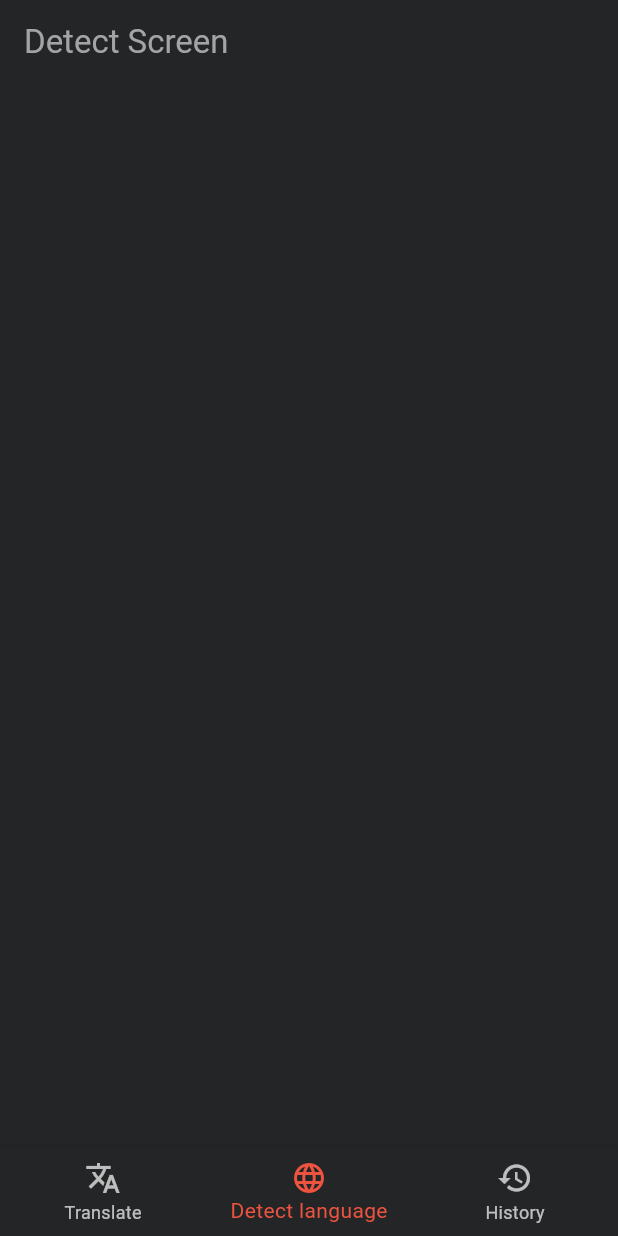
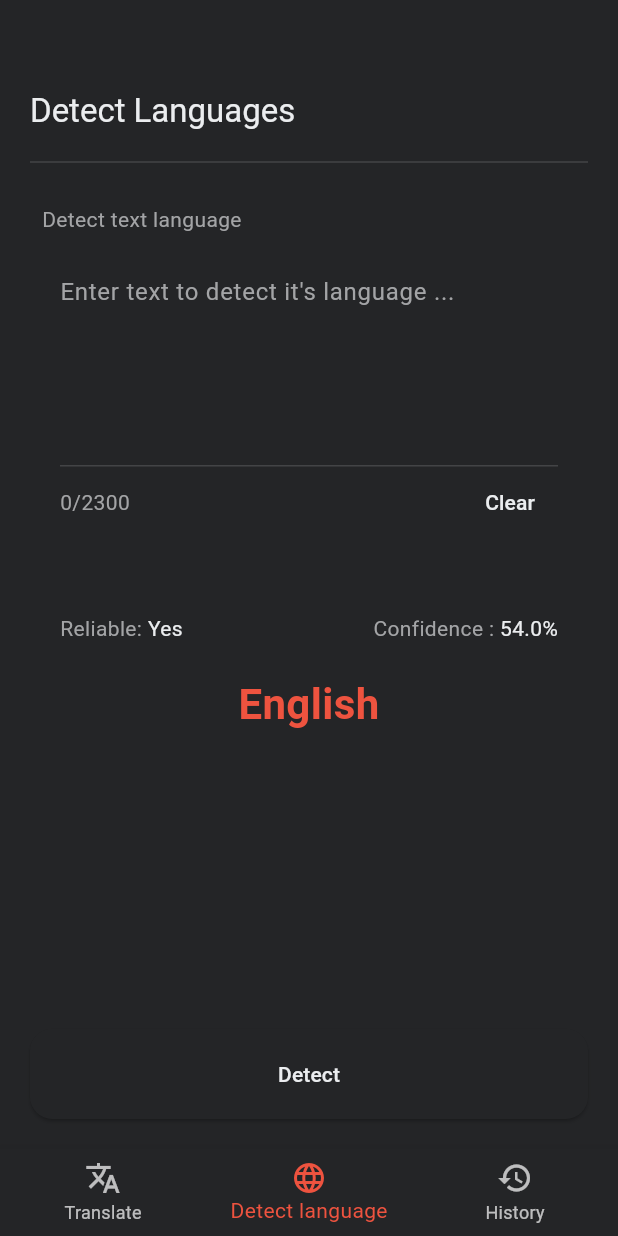
Before and after one commit to thisisprabhat/translator, a Flutter app: the screen it shows after launch, item 2 of the bottom bar chosen, on a phone screen of 412 x 824 dp. Run offline on Flutter 3.47's test engine with Material 2 defaults, Android fonts, the phone set to English and light mode, and no system bars.

Commit message:
Detect language screen ui created

```diff
--- a/lib/core/config/app_themes.dart
+++ b/lib/core/config/app_themes.dart
@@ -1,4 +1,5 @@
 import 'package:flutter/material.dart';
+import 'package:translator_app/core/constant/styles.dart';
 
 class AppTheme {
   static ThemeData darkTheme = ThemeData(
@@ -17,6 +18,12 @@ class AppTheme {
       outline: Color(0XFF434446),
       error: Colors.red,
       onError: Colors.white,
+    ),
+    elevatedButtonTheme: ElevatedButtonThemeData(
+      style: ElevatedButton.styleFrom(
+        shape: RoundedRectangleBorder(borderRadius: borderRadiusDefault),
+        padding: const EdgeInsets.all(paddingDefault),
+      ),
     ),
   );
 
--- /dev/null
+++ b/lib/presentation/screens/detect_screen/components/detected_language_card.dart
@@ -0,0 +1,62 @@
+import 'package:flutter/material.dart';
+
+import '../../../../core/constant/styles.dart';
+import '../../../widgets/custom_card.dart';
+
+class DetectedLanguageCard extends StatelessWidget {
+  const DetectedLanguageCard({
+    super.key,
+    this.language,
+    this.confidencePercentage,
+    this.reliable = false,
+  });
+  final bool reliable;
+  final double? confidencePercentage;
+  final String? language;
+
+  @override
+  Widget build(BuildContext context) {
+    final colorScheme = Theme.of(context).colorScheme;
+    return CustomCard(
+      child: Column(
+        children: [
+          Row(
+            mainAxisAlignment: MainAxisAlignment.spaceBetween,
+            children: [
+              Row(
+                children: [
+                  const Text('Reliable: '),
+                  Text(
+                    reliable ? 'Yes' : 'No',
+                    style: TextStyle(color: colorScheme.onBackground),
+                  ),
+                ],
+              ),
+              Row(
+                children: [
+                  const Text('Confidence : '),
+                  Text(
+                    '$confidencePercentage%',
+                    style: TextStyle(color: colorScheme.onBackground),
+                  ),
+                ],
+              ),
+            ],
+          ),
+          Padding(
+            padding: const EdgeInsets.all(paddingDefault),
+            child: Text(
+              language ?? '',
+              textAlign: TextAlign.center,
+              style: TextStyle(
+                color: colorScheme.secondary,
+                fontSize: 28,
+                fontWeight: FontWeight.bold,
+              ),
+            ),
+          )
+        ],
+      ),
+    );
+  }
+}
--- a/lib/presentation/screens/detect_screen/detect_language_screen.dart
+++ b/lib/presentation/screens/detect_screen/detect_language_screen.dart
@@ -1,12 +1,68 @@
 import 'package:flutter/material.dart';
+
+import '/core/constant/styles.dart';
+import '/presentation/widgets/translator_text_box.dart';
+import '/presentation/screens/detect_screen/components/detected_language_card.dart';
 
 class DetectScreen extends StatelessWidget {
   const DetectScreen({super.key});
 
   @override
   Widget build(BuildContext context) {
+    final colorScheme = Theme.of(context).colorScheme;
+    final textTheme = Theme.of(context).textTheme;
     return Scaffold(
-      appBar: AppBar(title: Text("Detect Screen")),
+      body: SafeArea(
+        child: Padding(
+          padding: const EdgeInsets.only(
+            top: paddingDefault * 3,
+            left: paddingDefault,
+            right: paddingDefault,
+            bottom: paddingDefault,
+          ),
+          child: Stack(
+            children: [
+              ListView(
+                children: [
+                  Text(
+                    "Detect Languages",
+                    style: textTheme.titleLarge
+                        ?.copyWith(color: colorScheme.onBackground),
+                  ),
+                  Divider(
+                    color: colorScheme.outline,
+                    height: paddingDefault * 2,
+                  ),
+                  TranslatorTextBox(
+                    title: "Detect text language",
+                    hintText: 'Enter text to detect it\'s language ...',
+                    controller: TextEditingController(),
+                    onClearTap: () {},
+                    onChanged: (val) {},
+                  ),
+                  const SizedBox(height: paddingDefault),
+                  const DetectedLanguageCard(
+                    language: 'English',
+                    confidencePercentage: 54,
+                    reliable: true,
+                  ),
+                  const Spacer(),
+                ],
+              ),
+              Align(
+                alignment: Alignment.bottomCenter,
+                child: ConstrainedBox(
+                  constraints: const BoxConstraints(minWidth: double.maxFinite),
+                  child: ElevatedButton(
+                    onPressed: () {},
+                    child: const Text("Detect"),
+                  ),
+                ),
+              ),
+            ],
+          ),
+        ),
+      ),
     );
   }
 }
--- a/lib/presentation/screens/translate_screen/translate_screen.dart
+++ b/lib/presentation/screens/translate_screen/translate_screen.dart
@@ -67,6 +67,7 @@ class _TranslateScreenState extends State<TranslateScreen> {
             TranslatorTextBox(
               title: "Translate from ",
               title2: '(English)',
+              hintText: 'Enter text to translate ...',
               controller: _sourceController,
               onClearTap: () {},
               onChanged: (val) {
@@ -77,6 +78,7 @@ class _TranslateScreenState extends State<TranslateScreen> {
             TranslatorTextBox(
               title: "Translate to ",
               title2: '(Germany)',
+              hintText: 'your translated text will appear here.',
               controller: _targetController,
               onClearTap: () {},
               readOnly: true,
--- a/lib/presentation/widgets/translator_text_box.dart
+++ b/lib/presentation/widgets/translator_text_box.dart
@@ -59,6 +59,8 @@ class TranslatorTextBox extends StatelessWidget {
                 onChanged: onChanged,
                 readOnly: readOnly,
                 decoration: InputDecoration(
+                  hintText: hintText ?? 'Enter your text here',
+                  hintStyle: const TextStyle(fontWeight: FontWeight.w400),
                   focusedBorder: UnderlineInputBorder(
                     borderSide: BorderSide(color: colorScheme.outline),
                   ),
```
